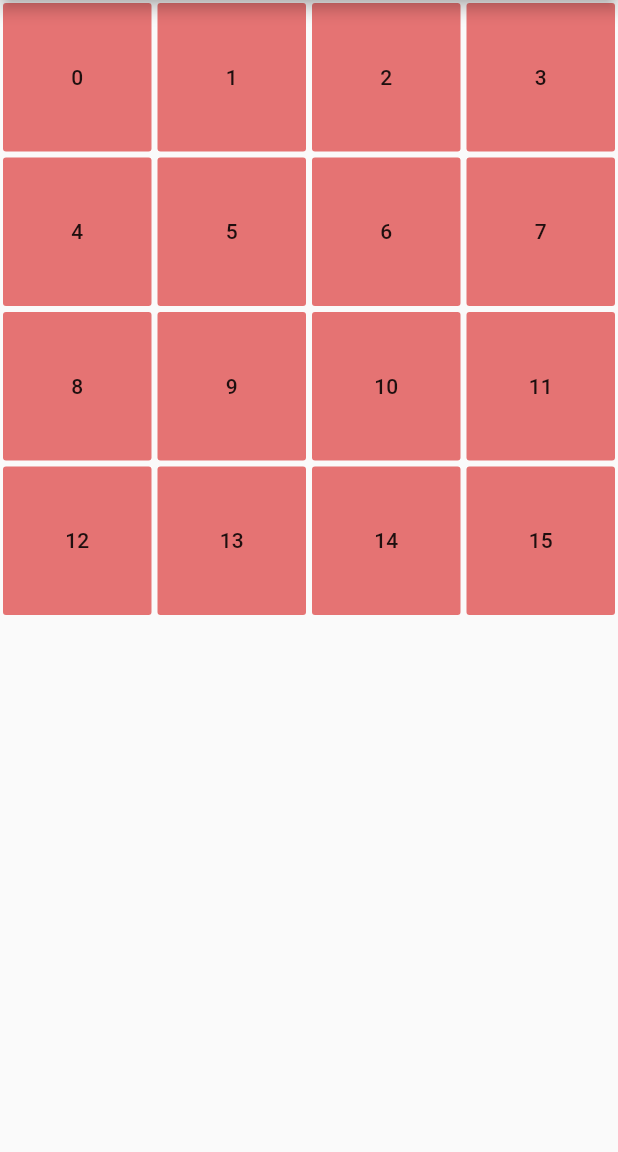
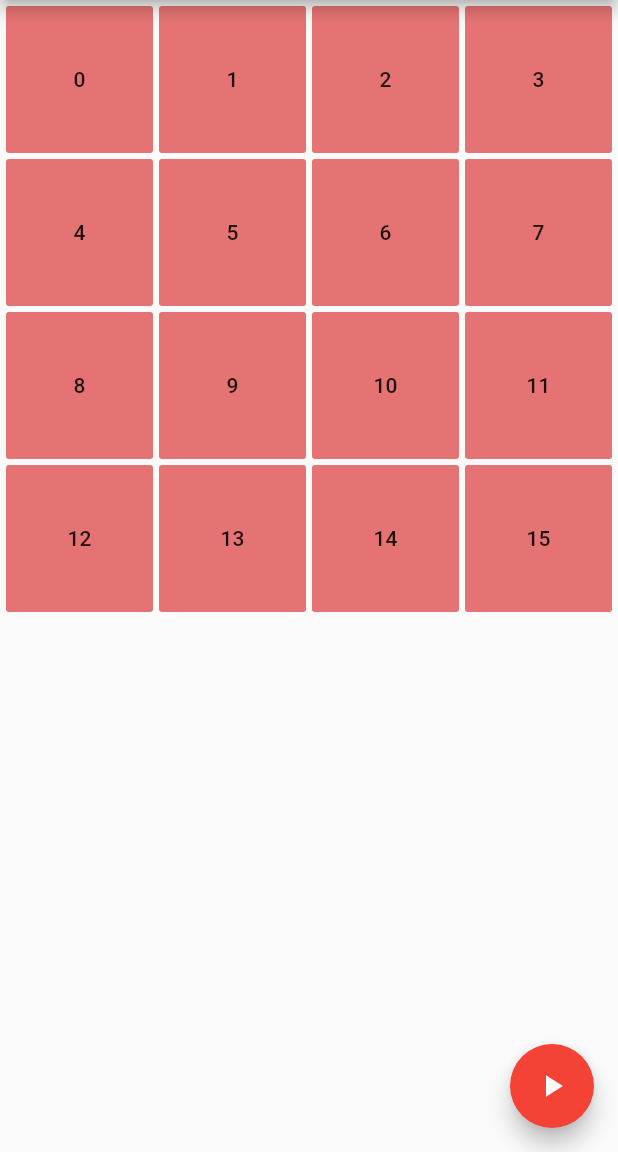
Before and after one commit to leonicolas/tijolos-musicais, a Flutter app: the screen it shows after launch, on a phone screen of 412 x 824 dp, the part 84-1236 px from its top. Run offline on Flutter 3.47's test engine with Material 2 defaults, Android fonts, the phone set to English and light mode, and no system bars; our stand-ins replace audioplayers.

Commit message:
Add play floating button

```diff
--- a/lib/bricks_build.dart
+++ b/lib/bricks_build.dart
@@ -2,16 +2,11 @@ import 'package:audioplayers/audio_cache.dart';
 import 'package:flutter/material.dart';
 
 class BricksBuild extends StatelessWidget {
-
   AudioCache player = AudioCache();
 
   @override
   Widget build(BuildContext context) {
-    return new Scaffold(
-      appBar: new AppBar(
-        title: new Text("Tijolos musicais"),
-      ),
-      body: new GridView.count(
+    return new GridView.count(
       crossAxisCount: 4,
       children: new List<Widget>.generate(16, (index) {
         return new GridTile(
@@ -21,16 +16,18 @@ class BricksBuild extends StatelessWidget {
               color: Colors.red.shade300,
               child: new Text('$index'),
               onPressed: () async {
-                  String sound = index % 2 == 0
-                      ? 'bell_ring.mp3'
-                      : 'cow.mp3';
+                String sound = index % 2 == 0 ? 'bell_ring.mp3' : 'cow.mp3';
                 await player.play(sound);
               },
-              )
-            )
+            ),
+          ),
         );
       }),
-      ),
     );
   }
+
+  void play() async {
+    await player.play('bell_ring.mp3');
+    await player.play('cow.mp3');
   }
+}
--- a/lib/main.dart
+++ b/lib/main.dart
@@ -1,4 +1,5 @@
 import 'package:flutter/material.dart';
+import 'package:flutter/painting.dart';
 import 'package:tijolos/bricks_build.dart';
 
 void main() {
@@ -30,9 +31,28 @@ class MyHomePage extends StatefulWidget {
 }
 
 class _MyHomePageState extends State<MyHomePage> {
+  final BricksBuild _bricksBuild = BricksBuild();
+
+  _playBricks() {
+    _bricksBuild.play();
+  }
+
   @override
   Widget build(BuildContext context) {
-    return BricksBuild();
+    return new Scaffold(
+      appBar: new AppBar(
+        title: new Text("Tijolos musicais"),
+      ),
+      body: Padding(
+        padding: const EdgeInsets.all(2.0),
+        child: _bricksBuild,
+      ),
+        floatingActionButton: FloatingActionButton(
+          onPressed: _playBricks,
+          tooltip: 'Tocar',
+          child: Icon(Icons.play_arrow),
+        )
+    );
   }
 }
 
@@ -52,6 +72,8 @@ class _MyHomePageState2 extends State<MyHomePage> {
         title: Text(widget.title),
       ),
       body: Center(
+        child: Padding(
+          padding: const EdgeInsets.all(4.0),
           child: Column(
             mainAxisAlignment: MainAxisAlignment.center,
             children: <Widget>[
@@ -65,11 +87,12 @@ class _MyHomePageState2 extends State<MyHomePage> {
             ],
           ),
         ),
+      ),
       floatingActionButton: FloatingActionButton(
         onPressed: _playBricks,
         tooltip: 'Tocar',
         child: Icon(Icons.play_arrow),
-      ), // This trailing comma makes auto-formatting nicer for build methods.
+      ),
     );
   }
 }
```
Lines whose indentation alone changed are shown as unchanged.
